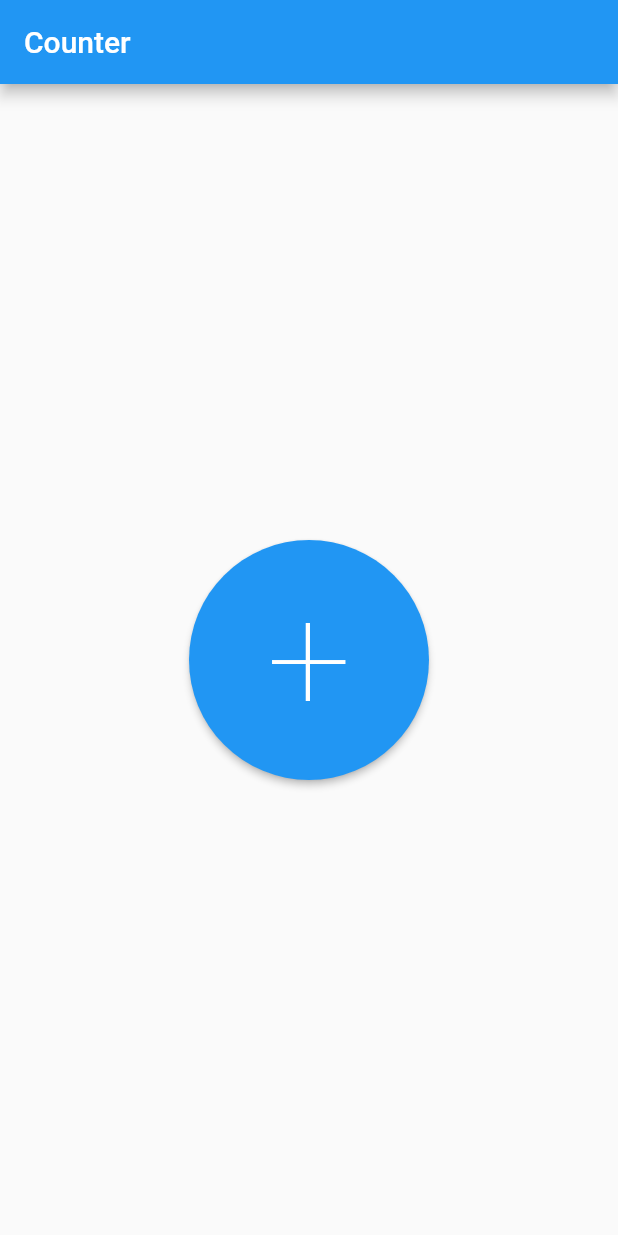
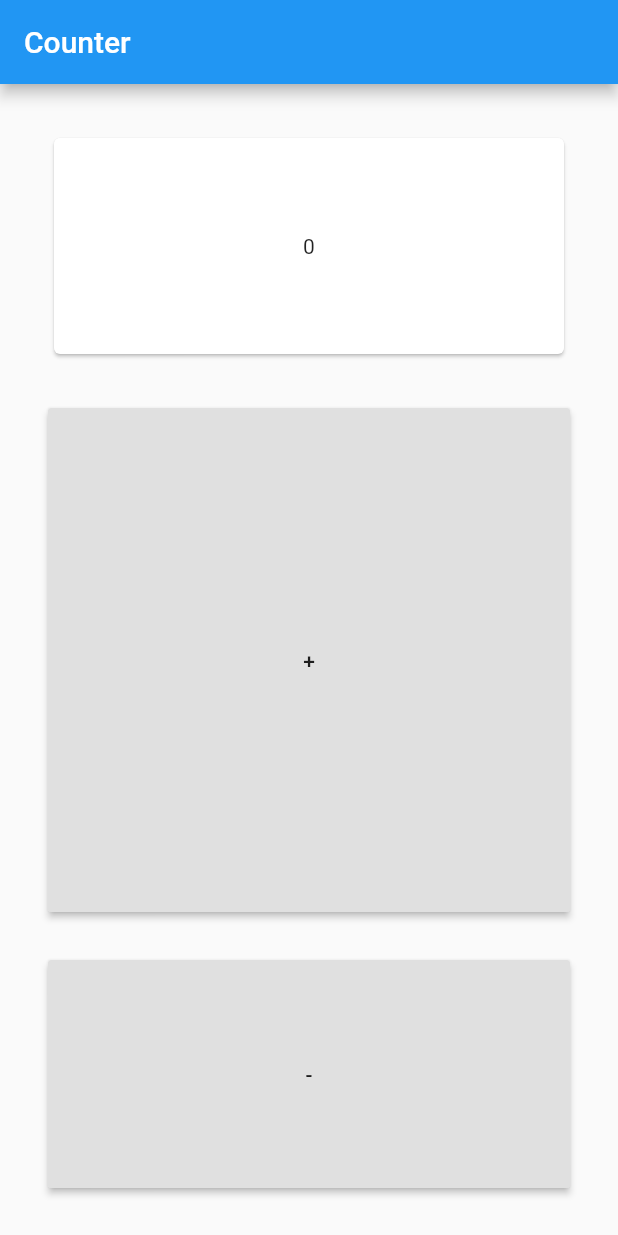
Before and after one commit to rklimpel/CounterApp, a Flutter app: the screen it shows after launch, on a phone screen of 412 x 824 dp. Run offline on Flutter 3.47's test engine with Material 2 defaults, Android fonts, the phone set to English and light mode, and no system bars.

Commit message:
counter functionality given :thumbs_up:

```diff
--- a/lib/main.dart
+++ b/lib/main.dart
@@ -1,5 +1,4 @@
 import 'package:flutter/material.dart';
-import 'dart:math';
 
 void main() => runApp(MyApp());
 
@@ -11,8 +10,6 @@ class MyApp extends StatelessWidget {
       title: 'Counter',
       theme: ThemeData(
         brightness: Brightness.light,
-        primarySwatch: Colors.blue,
-        accentColor: Colors.deepOrangeAccent,
       ),
       home: MyHomePage(title: 'Counter'),
     );
@@ -30,9 +27,15 @@ class MyHomePage extends StatefulWidget {
 class _MyHomePageState extends State<MyHomePage> {
   int _counter = 0;
 
-  void _incrementCounter() {
+  void _incCounter() {
     setState(() {
       _counter++;
+    });
+  }
+
+  void _decCounter() {
+    setState(() {
+      _counter--;
     });
   }
 
@@ -45,28 +48,69 @@ class _MyHomePageState extends State<MyHomePage> {
       body: Padding(
         padding: EdgeInsets.all(16),
         child: Center(
-          child:Container(
-            width: 160,
-            height: 160,
-            child: RaisedButton(
-              color: Colors.blue,
-              child: Center(
-                child: Text(
-                  "+",
-                  style: TextStyle(
-                    color: Colors.white,
-                    fontSize: 100,
-                    fontWeight: FontWeight.w100,
+            child: Column(
+          children: <Widget>[
+            Expanded(
+              flex: 2,
+              child: Container(
+                width: double.infinity,
+                child: Padding(
+                  padding: const EdgeInsets.all(16.0),
+                  child: Card(
+                    child: Center(
+                      child: Text("$_counter"),
+                    ),
                   ),
                 ),
               ),
-              onPressed: _incrementCounter,
-              shape: new RoundedRectangleBorder(
-                  borderRadius: BorderRadius.circular(360)),
             ),
-          ),
-        ),
+            Expanded(
+              flex: 4,
+              child: Container(
+                child: Center(
+                  child: Padding(
+                    padding: const EdgeInsets.all(16.0),
+                    child: SizedBox.expand(
+                      child: RaisedButton(
+                        child: Text("+"),
+                        onPressed: _incCounter,
+                      ),
+                    ),
+                  ),
+                ),
+              ),
+            ),
+            Expanded(
+              flex: 2,
+              child: Container(
+                child: Center(
+                  child: Padding(
+                    padding: const EdgeInsets.all(16),
+                    child: SizedBox.expand(
+                      child: RaisedButton(
+                        child: Text("-"),
+                        onPressed: _decCounter,
+                      ),
+                    ),
+                  ),
+                ),
+              ),
+            ),
+          ],
+        )),
       ),
     );
   }
 }
+
+class Test extends StatefulWidget {
+  @override
+  _TestState createState() => _TestState();
+}
+
+class _TestState extends State<Test> {
+  @override
+  Widget build(BuildContext context) {
+    return Container();
+  }
+}
```
